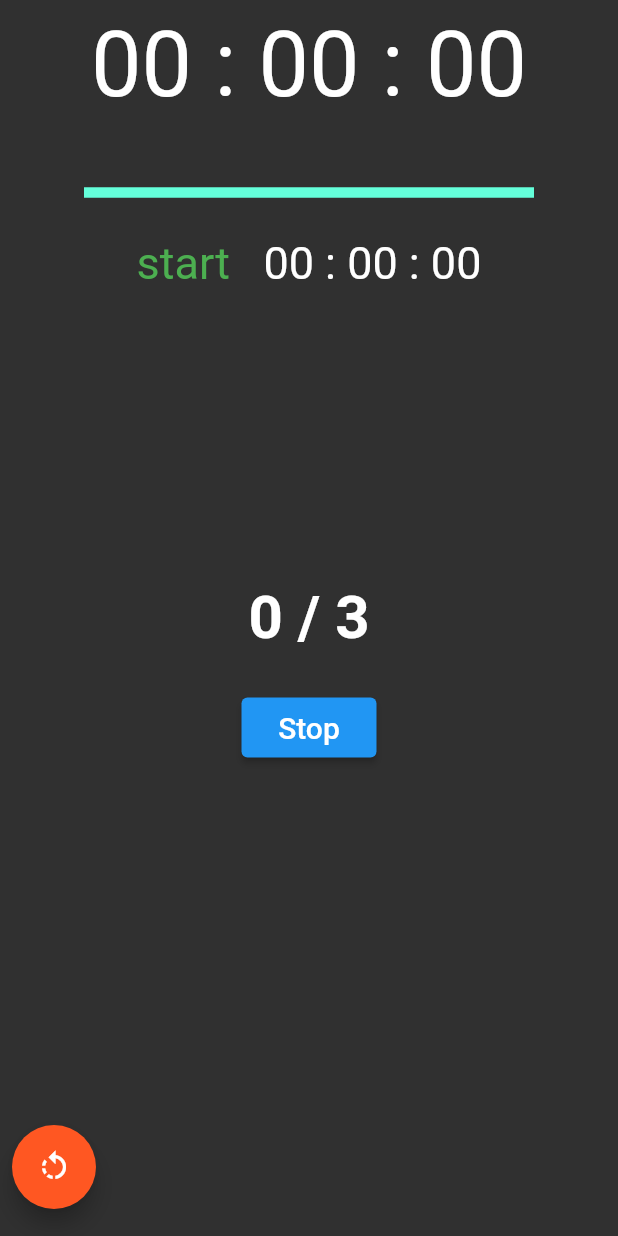
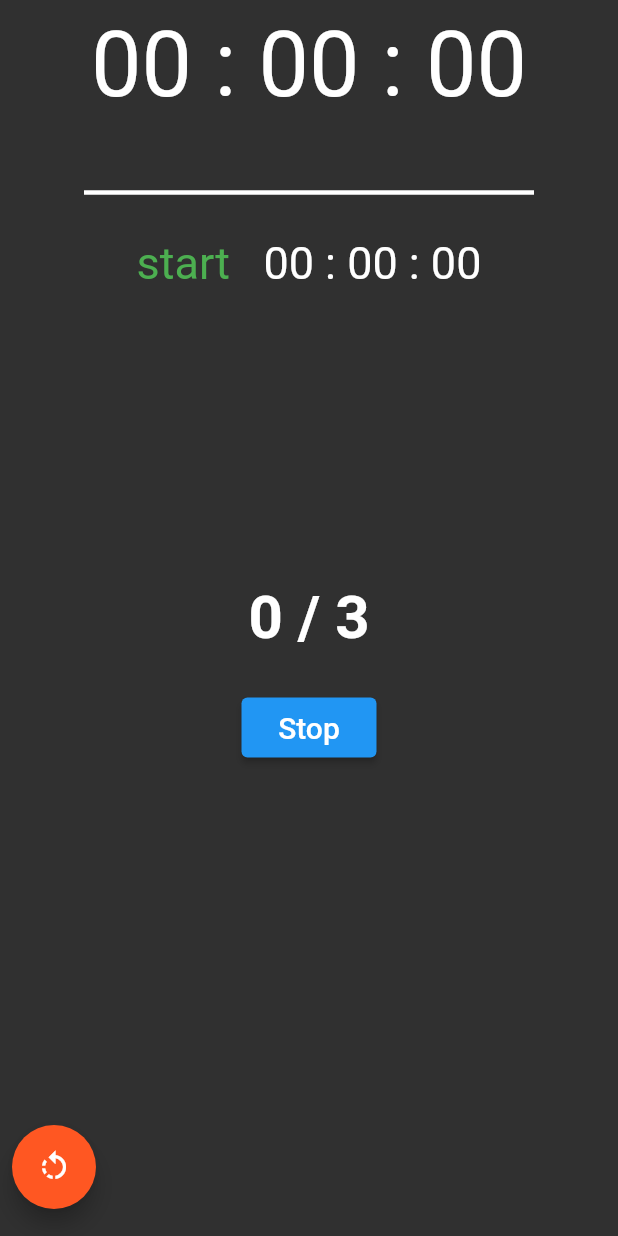
Before and after one commit to potatoCompletion/studyHelper, a Flutter app: the Atimer screen opened directly, after a tap on "Start", on a phone screen of 412 x 824 dp. Run offline on Flutter 3.47's test engine with Material 2 defaults, Android fonts, the phone set to English and light mode, and no system bars; our stand-ins replace rflutter_alert, table_calendar; missing offline and left inert: scratcher.

Commit message:
2021-05-24 add timerVal by potatoCompletion

```diff
--- a/lib/ui/global-variable/global-state.dart
+++ b/lib/ui/global-variable/global-state.dart
@@ -25,8 +25,8 @@
 //
 //
 class TimerVal {
-  int stopCount = 0;
-  String labTime;
+  var stopCount = 0;
+  int dCounterTime;
 
   void addStopCount() {
     stopCount++;
--- a/lib/ui/timer/atimer.dart
+++ b/lib/ui/timer/atimer.dart
@@ -60,6 +60,45 @@ class AtimerState extends State<Atimer> {
     });
   }
 
+  Text get stopCountMention {
+    return Text('${timerVal.stopCount} / 3',
+        style: TextStyle(
+          color: timerVal.stopCount >= 3 ? Colors.red : Colors.white,
+          fontSize: 40.0,
+          fontWeight: FontWeight.bold,
+        ));
+  }
+
+  void _recordLapTime(String time) {
+    _lapTimes.insert(0, _lapText);
+  }
+
+  String get _lapTimeState {
+    if (_stopwatch.isRunning) {
+      if (_lapTimes.isEmpty) {
+        return 'start';
+      } else {
+        return 'restart';
+      }
+    } else {
+      return 'stop';
+    }
+  }
+
+  TextSpan get _lapText {
+    return TextSpan(
+      text: _lapTimeState,
+      style: TextStyle(
+          fontSize: 30,
+          color: _lapTimeState == 'stop' ? Colors.red : Colors.green),
+      children: <TextSpan>[
+        TextSpan(
+            text: '   ${formatTime(_stopwatch.elapsedMilliseconds)}',
+            style: TextStyle(color: Colors.white)),
+      ],
+    );
+  }
+
   @override
   Widget build(BuildContext context) {
     return Scaffold(
@@ -90,9 +129,7 @@ class AtimerState extends State<Atimer> {
                     width: 300,
                     height: 200,
                     child: ListView(
-                      children: _lapTimes
-                          .map((time) => Center(child: RichText(text: time)))
-                          .toList(),
+                      children: _lapTimes.map((time) => Center(child: RichText(text: time))).toList(),
                     ),
                   ),
                   // making distance between Text and Button
@@ -142,44 +179,4 @@ class AtimerState extends State<Atimer> {
           ])),
     );
   }
-
-  Text get stopCountMention {
-    return Text('${timerVal.stopCount} / 3',
-        style: TextStyle(
-          color: timerVal.stopCount >= 3 ? Colors.red : Colors.white,
-          fontSize: 40.0,
-          fontWeight: FontWeight.bold,
-        ));
-  }
-
-  void _recordLapTime(String time) {
-    _lapTimes.insert(0, _lapText);
-  }
-
-  String get _lapTimeState {
-    if (_stopwatch.isRunning) {
-      if (_lapTimes.isEmpty) {
-        return 'start';
-      } else {
-        return 'restart';
-      }
-    } else {
-      return 'stop';
-    }
-  }
-
-  TextSpan get _lapText {
-    return TextSpan(
-      text: _lapTimeState,
-      style: TextStyle(
-          fontSize: 30,
-          color: _lapTimeState == 'stop' ? Colors.red : Colors.green),
-      children: <TextSpan>[
-        TextSpan(
-            text: '   ${formatTime(_stopwatch.elapsedMilliseconds)}',
-            style: TextStyle(color: Colors.white)),
-      ],
-    );
-  }
 }
-//완
--- a/lib/ui/timer/dtimer.dart
+++ b/lib/ui/timer/dtimer.dart
@@ -11,8 +11,9 @@ class Dtimer extends StatefulWidget {
 }
 
 class DtimerState extends State<Dtimer> with TickerProviderStateMixin {
-  var timerVal = new TimerVal();
+  var timerVal = new TimerVal(); //타이머 클래스 객체 생성
   AnimationController controller; //애니메이션 컨트롤러 생성
+
   String get timerString {
     Duration duration = controller.duration * controller.value;
     return '${(duration.inHours).toString().padLeft(2, '0')}:${(duration.inMinutes % 60).toString().padLeft(2, '0')}:${(duration.inSeconds % 60).toString().padLeft(2, '0')}';
@@ -21,9 +22,10 @@ class DtimerState extends State<Dtimer> with TickerProviderStateMixin {
   @override
   void initState() {
     super.initState();
+    timerVal.dCounterTime = 3;
     controller = AnimationController(
       vsync: this,
-      duration: Duration(seconds: 3), //차감식 타이머 시간 설정
+      duration: Duration(seconds: timerVal.dCounterTime), //차감식 타이머 시간 설정
     );
   }
 
--- a/lib/ui/timer/line_painter.dart
+++ b/lib/ui/timer/line_painter.dart
@@ -4,8 +4,8 @@ class LinePainter extends CustomPainter {
   @override
   void paint(Canvas canvas, Size size) {
     var paint = Paint()
-      ..color = Colors.tealAccent
-      ..strokeWidth = 7;
+      ..color = Colors.white
+      ..strokeWidth = 3;
 
     Offset start = Offset(0, size.height / 100);
     Offset end = Offset(size.width, size.height / 100);
```
